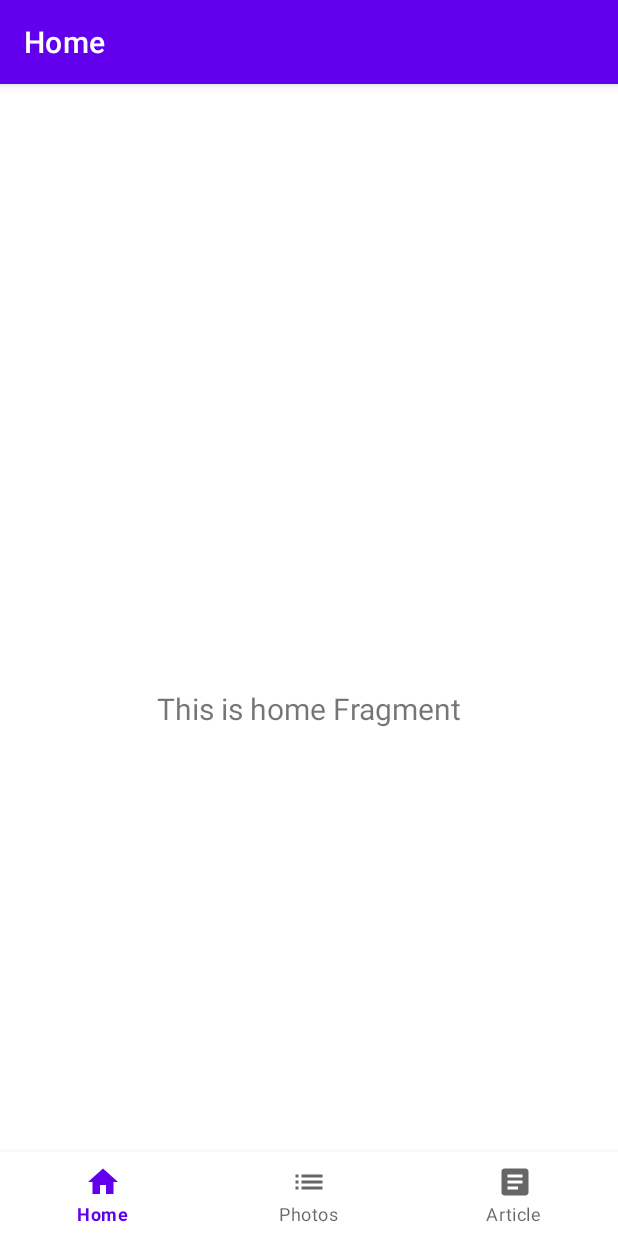
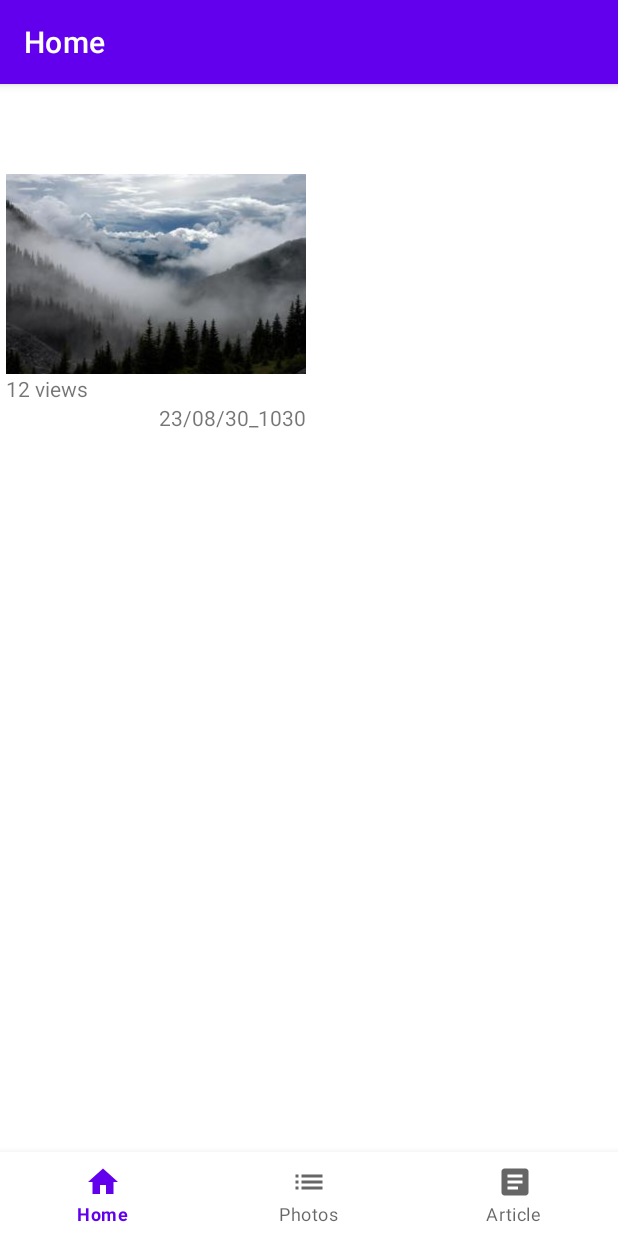
Before and after one commit to teamapp/android-assessment, an Android app: the screen it shows after launch (MainActivity), on a phone screen of 412 x 824 dp. Run offline under Robolectric (Android 15) with nearby library versions, the phone set to English and light mode, and no system bars; our stand-ins replace navigation-ui.

Commit message:
Home screen update

```diff
--- a/app/src/main/java/com/example/myapplication/ui/home/HomeFragment.kt
+++ b/app/src/main/java/com/example/myapplication/ui/home/HomeFragment.kt
@@ -1,13 +1,21 @@
 package com.example.myapplication.ui.home
 
+import android.graphics.BitmapFactory
+import android.graphics.drawable.BitmapDrawable
 import android.os.Bundle
 import android.view.LayoutInflater
 import android.view.View
 import android.view.ViewGroup
+import android.widget.ImageView
+import android.widget.LinearLayout
 import android.widget.TextView
 import androidx.fragment.app.Fragment
 import androidx.lifecycle.ViewModelProvider
+import com.example.myapplication.MainActivity
+import com.example.myapplication.R
 import com.example.myapplication.databinding.FragmentHomeBinding
+import java.text.SimpleDateFormat
+import java.util.Date
 
 class HomeFragment : Fragment() {
 
@@ -22,16 +30,21 @@ class HomeFragment : Fragment() {
         container: ViewGroup?,
         savedInstanceState: Bundle?
     ): View {
-        val homeViewModel =
-            ViewModelProvider(this).get(HomeViewModel::class.java)
+
 
         _binding = FragmentHomeBinding.inflate(inflater, container, false)
-        val root: View = binding.root
+        val root: LinearLayout = binding.root
 
-        val textView: TextView = binding.textHome
-        homeViewModel.text.observe(viewLifecycleOwner) {
-            textView.text = it
-        }
+        val imageTemplate = inflater.inflate(R.layout.image_template, null)
+        imageTemplate.findViewById<ImageView>(R.id.image_view).background = BitmapDrawable( BitmapFactory.decodeResource(resources, R.drawable._43) )
+        imageTemplate.findViewById<TextView>(R.id.textView).text = "12 views"
+        var tst = SimpleDateFormat("yy/MM/dd_HHmm")
+        var timestamp = tst.format(Date())
+        var pictureDate = "$timestamp"
+        imageTemplate.findViewById<TextView>(R.id.dateView).text = pictureDate
+        root.addView(imageTemplate)
+
+
         return root
     }
 
--- a/app/src/main/res/layout/fragment_article.xml
+++ b/app/src/main/res/layout/fragment_article.xml
@@ -1,7 +1,11 @@
 <?xml version="1.0" encoding="utf-8"?>
 <LinearLayout xmlns:android="http://schemas.android.com/apk/res/android"
+    xmlns:app="http://schemas.android.com/apk/res-auto"
     xmlns:tools="http://schemas.android.com/tools"
     android:layout_width="match_parent"
     android:layout_height="match_parent"
+    android:orientation="vertical"
     tools:context=".ui.article.ArticleFragment">
+
+
 </LinearLayout>
--- a/app/src/main/res/layout/fragment_home.xml
+++ b/app/src/main/res/layout/fragment_home.xml
@@ -1,22 +1,8 @@
 <?xml version="1.0" encoding="utf-8"?>
-<androidx.constraintlayout.widget.ConstraintLayout xmlns:android="http://schemas.android.com/apk/res/android"
-    xmlns:app="http://schemas.android.com/apk/res-auto"
+<LinearLayout xmlns:android="http://schemas.android.com/apk/res/android"
     xmlns:tools="http://schemas.android.com/tools"
     android:layout_width="match_parent"
     android:layout_height="match_parent"
     tools:context=".ui.home.HomeFragment">
 
-    <TextView
-        android:id="@+id/text_home"
-        android:layout_width="match_parent"
-        android:layout_height="wrap_content"
-        android:layout_marginStart="8dp"
-        android:layout_marginTop="8dp"
-        android:layout_marginEnd="8dp"
-        android:textAlignment="center"
-        android:textSize="20sp"
-        app:layout_constraintBottom_toBottomOf="parent"
-        app:layout_constraintEnd_toEndOf="parent"
-        app:layout_constraintStart_toStartOf="parent"
-        app:layout_constraintTop_toTopOf="parent" />
-</androidx.constraintlayout.widget.ConstraintLayout>
+</LinearLayout>
--- a/app/src/main/res/layout/image_template.xml
+++ b/app/src/main/res/layout/image_template.xml
@@ -16,4 +16,18 @@
         android:layout_alignLeft="@+id/image_view"
         />
 
+    <TextView android:id="@+id/likeView"
+        android:layout_height="wrap_content"
+        android:layout_width="wrap_content"
+        android:layout_below="@+id/image_view"
+        android:layout_alignRight="@+id/image_view"
+        />
+
+    <TextView android:id="@+id/dateView"
+        android:layout_height="wrap_content"
+        android:layout_width="wrap_content"
+        android:layout_below="@+id/likeView"
+        android:layout_alignRight="@+id/image_view"
+        />
+
 </RelativeLayout>
--- a/app/src/main/res/values/strings.xml
+++ b/app/src/main/res/values/strings.xml
@@ -3,7 +3,7 @@
     <string name="title_home">Home</string>
     <string name="title_photos">Photos</string>
     <string name="title_article">Article</string>
-    <string name="first_photo">Photos 1</string>
-    <string name="second_photo">Photos 2</string>
-    <string name="third_photo">Photos 3</string>
+    <string name="first_photo">Author 1</string>
+    <string name="second_photo">Author 2</string>
+    <string name="third_photo">Author 3</string>
 </resources>
```
Also changed, not shown: app/src/main/java/com/example/myapplication/ui/article/ArticleFragment.kt (+36 -29 lines), app/src/main/java/com/example/myapplication/ui/photos/PhotosFragment.kt (+7 -0 lines), app/src/main/res/layout/article_template.xml (+7 -0 lines).
